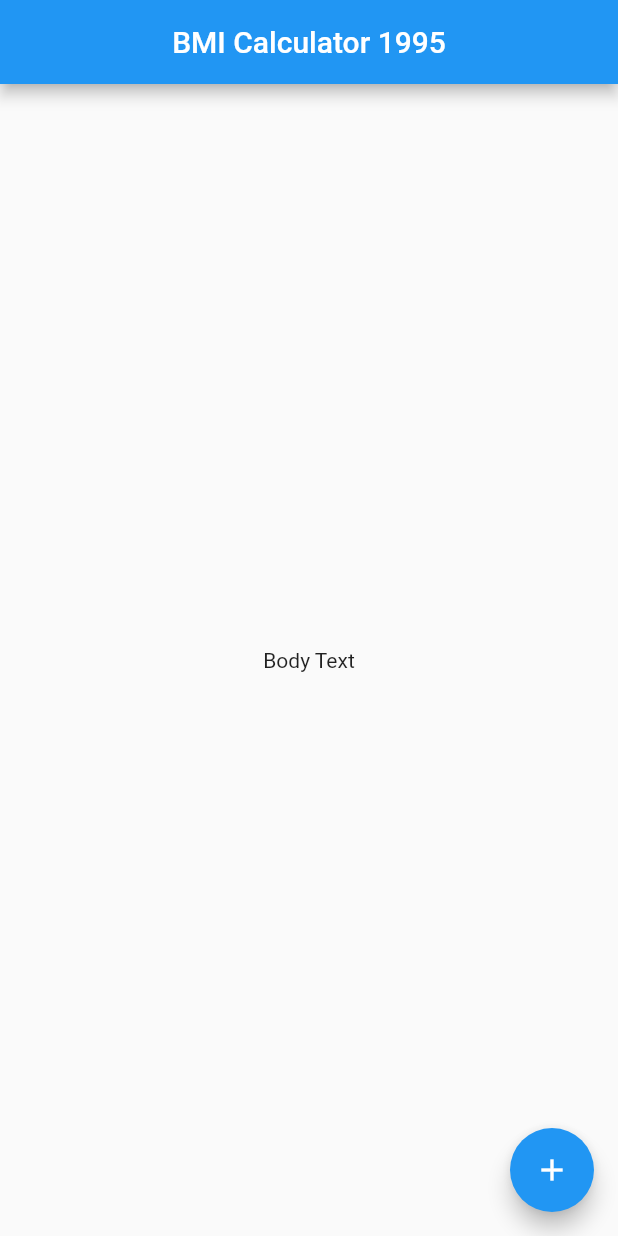
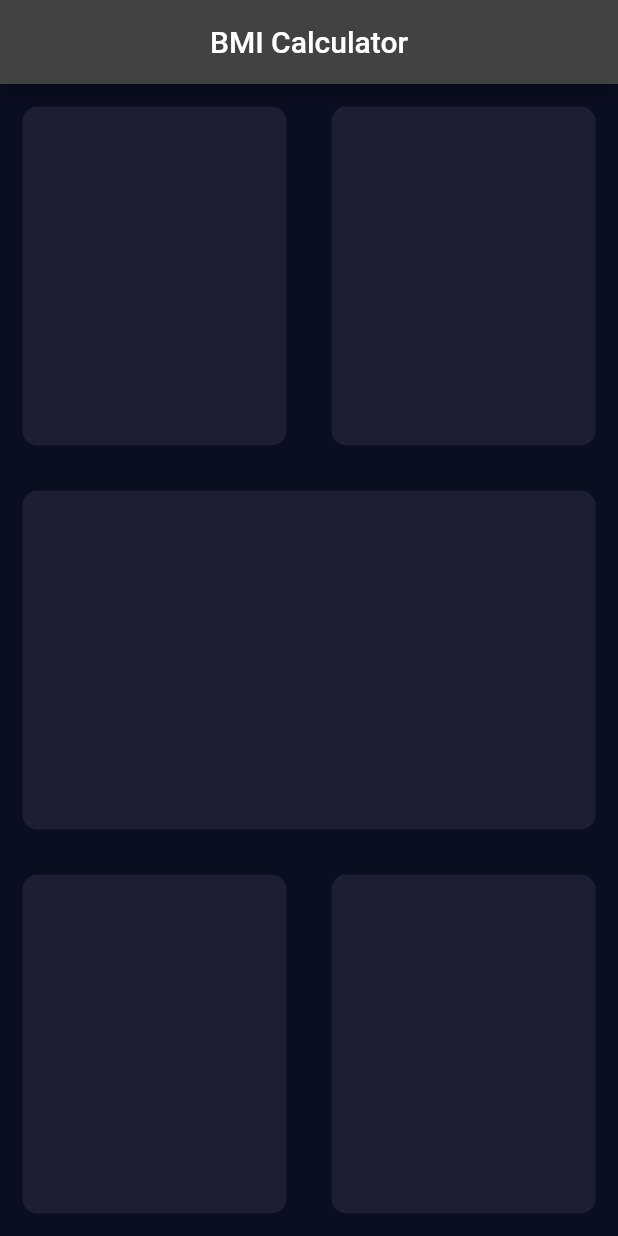
Before and after one commit to AsaduzzamanSam/BMIcalculator, a Flutter app: the screen it shows after launch, on a phone screen of 412 x 824 dp. Run offline on Flutter 3.47's test engine with Material 2 defaults, Android fonts, the phone set to English and light mode, and no system bars.

Commit message:
resuable card with coustom widgets

```diff
--- /dev/null
+++ b/lib/input_page.dart
@@ -0,0 +1,77 @@
+import 'package:flutter/material.dart';
+
+class InputPage extends StatefulWidget {
+  @override
+  _InputPageState createState() => _InputPageState();
+}
+
+class _InputPageState extends State<InputPage> {
+  @override
+  Widget build(BuildContext context) {
+    return Scaffold(
+        appBar: AppBar(
+          title: Center(
+            child: Text('BMI Calculator'),
+          ),
+        ),
+        body: Column(
+          children: <Widget>[
+            Expanded(
+              child: Row(
+                children: <Widget>[
+                  Expanded(
+                    child: ReusableCard(
+                      colour: Color(0xFF1D1E33),
+                    ),
+                  ),
+                  Expanded(
+                    child: ReusableCard(
+                      colour: Color(0xFF1D1E33),
+                    ),
+                  ),
+                ],
+              ),
+            ),
+            Expanded(
+              child: ReusableCard(
+                colour: Color(0xFF1D1E33),
+              ),
+            ),
+            Expanded(
+              child: Row(
+                children: <Widget>[
+                  Expanded(
+                    child: ReusableCard(
+                      colour: Color(0xFF1D1E33),
+                    ),
+                  ),
+                  Expanded(
+                    child: ReusableCard(
+                      colour: Color(0xFF1D1E33),
+                    ),
+                  ),
+                ],
+              ),
+            ),
+          ],
+        ));
+  }
+}
+
+class ReusableCard extends StatelessWidget {
+  Color colour;
+
+  ReusableCard({required this.colour});
+
+  @override
+  Widget build(BuildContext context) {
+    return Container(
+      margin: EdgeInsets.all(15),
+      decoration: BoxDecoration(
+        color: colour,
+        // color: Color(0xFF1D1E33),
+        borderRadius: BorderRadius.circular(10.0),
+      ),
+    );
+  }
+}
--- a/lib/main.dart
+++ b/lib/main.dart
@@ -1,4 +1,5 @@
 import 'package:flutter/material.dart';
+import 'input_page.dart';
 
 void main() {
   runApp(BMIcalculator());
@@ -8,30 +9,12 @@ class BMIcalculator extends StatelessWidget {
   @override
   Widget build(BuildContext context) {
     return MaterialApp(
+      debugShowCheckedModeBanner: false,
+      theme: ThemeData.dark().copyWith(
+        primaryColor: Color(0xFF0A0E21),
+        scaffoldBackgroundColor: Color(0xFF0A0E21),
+      ),
       home: InputPage(),
     );
   }
 }
-
-class InputPage extends StatefulWidget {
-  @override
-  _InputPageState createState() => _InputPageState();
-}
-
-class _InputPageState extends State<InputPage> {
-  @override
-  Widget build(BuildContext context) {
-    return Scaffold(
-      appBar: AppBar(
-        title: Center(child: Text('BMI Calculator 1995')),
-      ),
-      body: Center(
-        child: Text('Body Text'),
-      ),
-      floatingActionButton: FloatingActionButton(
-        onPressed: () {},
-        child: Icon(Icons.add),
-      ),
-    );
-  }
-}
```
